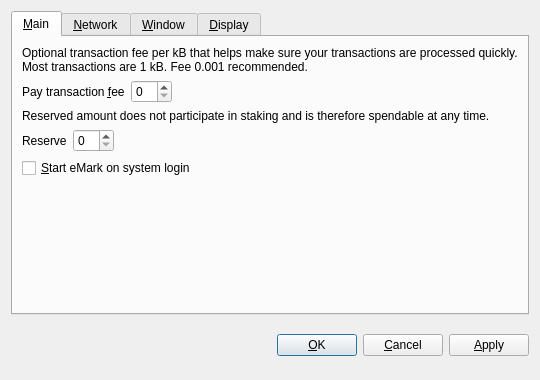
Qt form src/qt/forms/optionsdialog.ui (emarkproject/eMark) before a commit.
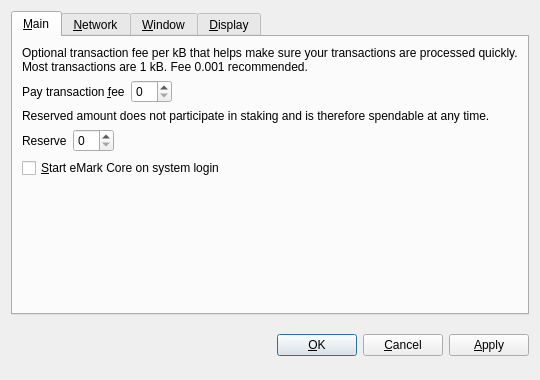
The same form after that commit. The open tabs and pages were chosen to show the change. Custom widgets are drawn as their Qt base class.

The edit to the form file:
```diff
--- a/src/qt/forms/optionsdialog.ui
+++ b/src/qt/forms/optionsdialog.ui
@@ -128,7 +128,7 @@
           <string>Automatically start eMark after logging in to the system.</string>
          </property>
          <property name="text">
-          <string>&amp;Start eMark on system login</string>
+          <string>&amp;Start eMark Core on system login</string>
          </property>
         </widget>
        </item>
```
Left out of the diff: 4 changed lines with no effect on the pictures.
